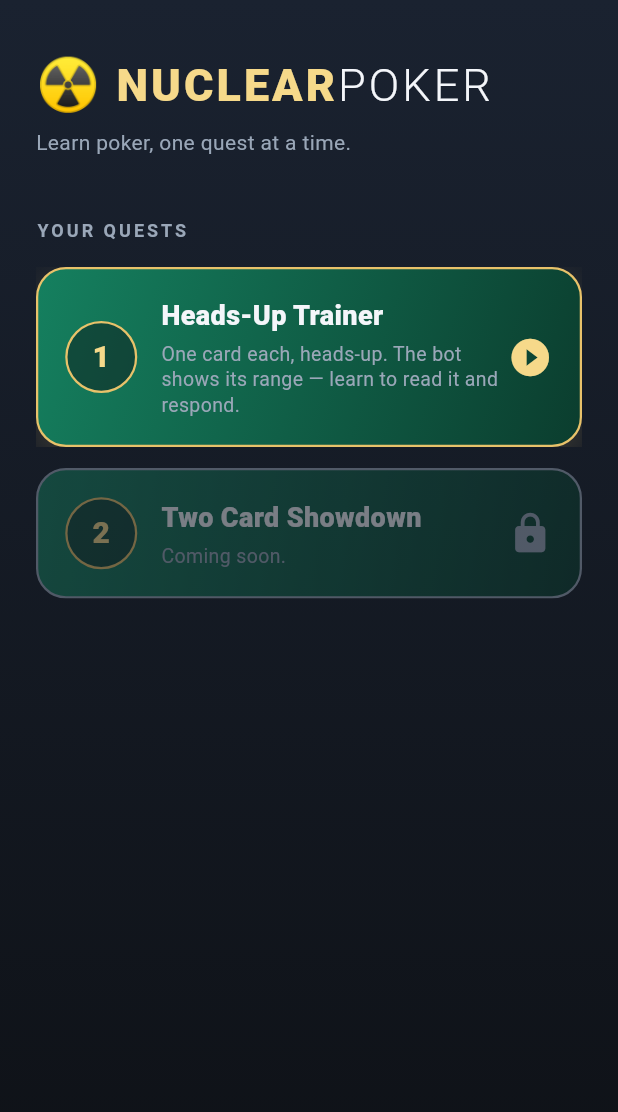
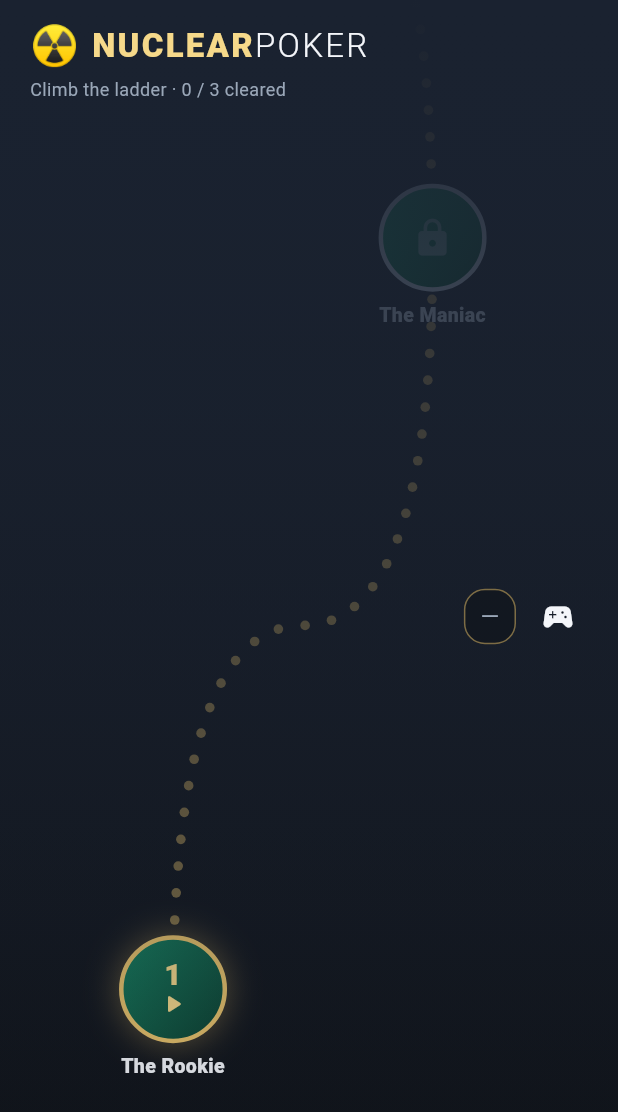
Before and after one commit to codin-shmodin/NuclearPoker, a Flutter app: the screen it shows after launch, on a phone screen of 412 x 824 dp. Shown: the top 1112 px of the screen. Run offline on Flutter 3.47's test engine with Material 3 defaults, Android fonts, the phone set to English and light mode, and no system bars; drawn by our look-alikes of flutter_animate; our stand-ins replace shared_preferences.

Commit message:
Adventure map: level graphics + unlock progression
Implements docs/adventure-map.md: a Candy-Crush-style level map that
replaces HomeScreen as the app entry.

- LevelDef + kLevels (3 levels → Rocky/Vex/Sage), pure-Dart LevelProgress
  with derived locked/unlocked/completed states.
- ProgressStore interface + shared_preferences impl (Firebase swappable
  behind the same interface later).
- AdventureMapScreen: scrollable map, dotted CustomPaint trail, gold node
  badges (locked/unlocked/completed), pinned HUD + reward tray, unlock
  pop+shimmer and reward-burst animations. Placeholder art by normalized
  coords so real assets slot in with no structural change.
- HeadsUpScreen parameterized with levelTitle + startingStack; busting the
  bot pops a win result that marks the level complete and unlocks the next.
- BotPickerScreen kept as free-play (HUD button). Unit + widget tests.

Co-Authored-By: Claude Opus 4.8 (1M context) <noreply@anthropic.com>

```diff
--- a/lib/app.dart
+++ b/lib/app.dart
@@ -1,6 +1,6 @@
 import 'package:flutter/material.dart';
 
-import 'home/home_screen.dart';
+import 'features/adventure_map/adventure_map_screen.dart';
 import 'theme/app_theme.dart';
 
 class NuclearPokerApp extends StatelessWidget {
@@ -12,7 +12,7 @@ class NuclearPokerApp extends StatelessWidget {
       title: 'NuclearPoker',
       debugShowCheckedModeBanner: false,
       theme: AppTheme.dark,
-      home: const HomeScreen(),
+      home: const AdventureMapScreen(),
     );
   }
 }
--- /dev/null
+++ b/lib/features/adventure_map/adventure_map_screen.dart
@@ -0,0 +1,487 @@
+import 'package:flutter/material.dart';
+import 'package:flutter_animate/flutter_animate.dart';
+
+import '../../theme/app_colors.dart';
+import '../headsup_trainer/bot_picker_screen.dart';
+import '../headsup_trainer/headsup_screen.dart';
+import 'level.dart';
+import 'progress_store.dart';
+
+/// The Candy-Crush-style level map — the app's home screen. A scrolling path of
+/// nodes, one per [LevelDef]; beating a level (busting its bot) unlocks the next.
+/// Art is placeholder (gradient + dotted trail + gold badges); the layout
+/// positions everything by normalized coordinates so real art slots into the
+/// same frame later with no structural change. See docs/adventure-map.md.
+class AdventureMapScreen extends StatefulWidget {
+  const AdventureMapScreen({super.key, this.store});
+
+  /// Injectable for tests; defaults to the on-device prefs store.
+  final ProgressStore? store;
+
+  @override
+  State<AdventureMapScreen> createState() => _AdventureMapScreenState();
+}
+
+class _AdventureMapScreenState extends State<AdventureMapScreen> {
+  late final ProgressStore _store = widget.store ?? SharedPrefsProgressStore();
+  final ScrollController _scroll = ScrollController();
+
+  LevelProgress _progress = const LevelProgress.empty();
+  bool _loading = true;
+
+  /// A level that just flipped locked→unlocked, to pop+glow once.
+  int? _justUnlockedId;
+
+  /// A reward burst to play over the map after a first clear.
+  String? _rewardBurst;
+
+  @override
+  void initState() {
+    super.initState();
+    _load();
+  }
+
+  @override
+  void dispose() {
+    _scroll.dispose();
+    super.dispose();
+  }
+
+  Future<void> _load() async {
+    final progress = await _store.load();
+    if (!mounted) return;
+    setState(() {
+      _progress = progress;
+      _loading = false;
+    });
+    // Start the view at the bottom — the journey begins at level 1.
+    WidgetsBinding.instance.addPostFrameCallback((_) {
+      if (_scroll.hasClients) {
+        _scroll.jumpTo(_scroll.position.maxScrollExtent);
+      }
+    });
+  }
+
+  Future<void> _launchLevel(LevelDef level) async {
+    final wasCompleted = _progress.isCompleted(level.id);
+    final won = await Navigator.of(context).push<bool>(
+      MaterialPageRoute<bool>(
+        builder: (_) => HeadsUpScreen(
+          profile: botProfileFor(level.botProfileId),
+          startingStack: level.startingStack,
+          levelTitle: level.title,
+        ),
+      ),
+    );
+    if (!mounted) return;
+    // Reward + unlock only fire on the *first* clear (replays are rewardless).
+    if (won == true && !wasCompleted) {
+      await _store.markComplete(level.id);
+      final updated = await _store.load();
+      if (!mounted) return;
+      final nextId = level.id + 1;
+      final hasNext = kLevels.any((l) => l.id == nextId);
+      setState(() {
+        _progress = updated;
+        _justUnlockedId = hasNext ? nextId : null;
+        _rewardBurst = level.rewardId;
+      });
+    }
+  }
+
+  @override
+  Widget build(BuildContext context) {
+    return Scaffold(
+      body: Container(
+        decoration: const BoxDecoration(
+          gradient: LinearGradient(
+            begin: Alignment.topCenter,
+            end: Alignment.bottomCenter,
+            colors: [AppColors.backgroundTop, AppColors.background],
+          ),
+        ),
+        child: SafeArea(
+          child: _loading
+              ? const Center(
+                  child: CircularProgressIndicator(color: AppColors.gold))
+              : Stack(
+                  children: [
+                    _buildMap(),
+                    _Hud(
+                      completed: _progress.completedLevelIds.length,
+                      total: kLevels.length,
+                      rewards: [
+                        for (final l in kLevels)
+                          if (_progress.isCompleted(l.id)) l.rewardId,
+                      ],
+                      onPractice: () => Navigator.of(context).push(
+                        MaterialPageRoute<void>(
+                          builder: (_) => const BotPickerScreen(),
+                        ),
+                      ),
+                    ),
+                    if (_rewardBurst != null) _rewardBurstOverlay(_rewardBurst!),
+                  ],
+                ),
+        ),
+      ),
+    );
+  }
+
+  Widget _buildMap() {
+    return LayoutBuilder(
+      builder: (context, constraints) {
+        final w = constraints.maxWidth;
+        // Taller than the screen so the path feels like a journey to scroll up.
+        final h = (constraints.maxHeight * 1.9).clamp(720.0, double.infinity);
+        return SingleChildScrollView(
+          controller: _scroll,
+          child: SizedBox(
+            width: w,
+            height: h,
+            child: Stack(
+              children: [
+                Positioned.fill(
+                  child: CustomPaint(
+                    painter: _TrailPainter(
+                      [for (final l in kLevels) l.mapPosition],
+                    ),
+                  ),
+                ),
+                for (final level in kLevels)
+                  _positionedNode(level, Size(w, h)),
+              ],
+            ),
+          ),
+        );
+      },
+    );
+  }
+
+  Widget _positionedNode(LevelDef level, Size map) {
+    const nodeW = 132.0;
+    final cx = level.mapPosition.dx * map.width;
+    final cy = level.mapPosition.dy * map.height;
+    final status = _progress.statusOf(level.id);
+    return Positioned(
+      left: cx - nodeW / 2,
+      top: cy - 44,
+      width: nodeW,
+      child: _LevelNode(
+        level: level,
+        status: status,
+        justUnlocked: _justUnlockedId == level.id,
+        onTap: status == LevelStatus.locked ? null : () => _launchLevel(level),
+      ),
+    );
+  }
+
+  Widget _rewardBurstOverlay(String reward) {
+    return Positioned.fill(
+      child: IgnorePointer(
+        child: Center(
+          child: Text(reward, style: const TextStyle(fontSize: 96))
+              .animate(
+                onComplete: (_) {
+                  if (mounted) setState(() => _rewardBurst = null);
+                },
+              )
+              .scale(
+                begin: const Offset(0.2, 0.2),
+                end: const Offset(1.3, 1.3),
+                duration: 500.ms,
+                curve: Curves.easeOutBack,
+              )
+              .fadeIn(duration: 200.ms)
+              .then(delay: 350.ms)
+              .moveY(begin: 0, end: -160, duration: 600.ms, curve: Curves.easeIn)
+              .fadeOut(duration: 600.ms),
+        ),
+      ),
+    );
+  }
+}
+
+/// Pinned header: title, progress, and the reward tray. Does not scroll.
+class _Hud extends StatelessWidget {
+  const _Hud({
+    required this.completed,
+    required this.total,
+    required this.rewards,
+    required this.onPractice,
+  });
+
+  final int completed;
+  final int total;
+  final List<String> rewards;
+  final VoidCallback onPractice;
+
+  @override
+  Widget build(BuildContext context) {
+    return Align(
+      alignment: Alignment.topCenter,
+      child: Container(
+        padding: const EdgeInsets.fromLTRB(20, 12, 16, 14),
+        decoration: BoxDecoration(
+          gradient: LinearGradient(
+            begin: Alignment.topCenter,
+            end: Alignment.bottomCenter,
+            colors: [
+              AppColors.backgroundTop,
+              AppColors.backgroundTop.withValues(alpha: 0.0),
+            ],
+          ),
+        ),
+        child: Row(
+          children: [
+            Expanded(
+              child: Column(
+                crossAxisAlignment: CrossAxisAlignment.start,
+                children: [
+                  const Row(
+                    children: [
+                      Text('☢️', style: TextStyle(fontSize: 26)),
+                      SizedBox(width: 8),
+                      Text(
+                        'NUCLEAR',
+                        style: TextStyle(
+                          fontSize: 22,
+                          fontWeight: FontWeight.w900,
+                          letterSpacing: 1.5,
+                          color: AppColors.goldBright,
+                        ),
+                      ),
+                      Text(
+                        'POKER',
+                        style: TextStyle(
+                          fontSize: 22,
+                          fontWeight: FontWeight.w300,
+                          letterSpacing: 1.5,
+                          color: AppColors.textPrimary,
+                        ),
+                      ),
+                    ],
+                  ),
+                  const SizedBox(height: 2),
+                  Text(
+                    'Climb the ladder · $completed / $total cleared',
+                    style: const TextStyle(
+                        color: AppColors.textMuted, fontSize: 12),
+                  ),
+                ],
+              ),
+            ),
+            _RewardTray(rewards: rewards),
+            const SizedBox(width: 4),
+            IconButton(
+              tooltip: 'Free play',
+              onPressed: onPractice,
+              icon: const Icon(Icons.sports_esports,
+                  color: AppColors.textPrimary),
+            ),
+          ],
+        ),
+      ),
+    );
+  }
+}
+
+class _RewardTray extends StatelessWidget {
+  const _RewardTray({required this.rewards});
+
+  final List<String> rewards;
+
+  @override
+  Widget build(BuildContext context) {
+    return Container(
+      padding: const EdgeInsets.symmetric(horizontal: 10, vertical: 6),
+      decoration: BoxDecoration(
+        color: AppColors.background.withValues(alpha: 0.5),
+        borderRadius: BorderRadius.circular(14),
+        border: Border.all(color: AppColors.gold.withValues(alpha: 0.5)),
+      ),
+      child: Row(
+        mainAxisSize: MainAxisSize.min,
+        children: [
+          if (rewards.isEmpty)
+            const Text('—',
+                style: TextStyle(color: AppColors.textMuted, fontSize: 16))
+          else
+            for (final r in rewards) ...[
+              Text(r, style: const TextStyle(fontSize: 18)),
+              const SizedBox(width: 2),
+            ],
+        ],
+      ),
+    );
+  }
+}
+
+/// A single tappable level node. Three looks: locked (dimmed + padlock),
+/// unlocked (gold glow + play), completed (green check + reward).
+class _LevelNode extends StatelessWidget {
+  const _LevelNode({
+    required this.level,
+    required this.status,
+    required this.justUnlocked,
+    required this.onTap,
+  });
+
+  final LevelDef level;
+  final LevelStatus status;
+  final bool justUnlocked;
+  final VoidCallback? onTap;
+
+  @override
+  Widget build(BuildContext context) {
+    final node = Column(
+      mainAxisSize: MainAxisSize.min,
+      children: [
+        _badge(),
+        const SizedBox(height: 6),
+        Text(
+          level.title,
+          textAlign: TextAlign.center,
+          maxLines: 2,
+          overflow: TextOverflow.ellipsis,
+          style: TextStyle(
+            fontSize: 13,
+            fontWeight: FontWeight.w800,
+            color: status == LevelStatus.locked
+                ? AppColors.textMuted
+                : AppColors.textPrimary,
+          ),
+        ),
+      ],
+    );
+
+    final tappable = Material(
+      color: Colors.transparent,
+      child: InkWell(
+        borderRadius: BorderRadius.circular(44),
+        onTap: onTap,
+        child: node,
+      ),
+    );
+
+    if (justUnlocked) {
+      return tappable
+          .animate()
+          .scaleXY(begin: 0.6, end: 1, duration: 500.ms, curve: Curves.easeOutBack)
+          .shimmer(delay: 200.ms, duration: 900.ms, color: AppColors.goldBright);
+    }
+    return tappable;
+  }
+
+  Widget _badge() {
+    final locked = status == LevelStatus.locked;
+    final completed = status == LevelStatus.completed;
+    final borderColor = locked
+        ? AppColors.textMuted
+        : completed
+            ? AppColors.win
+            : AppColors.gold;
+    return Container(
+      width: 72,
+      height: 72,
+      alignment: Alignment.center,
+      decoration: BoxDecoration(
+        shape: BoxShape.circle,
+        gradient: const LinearGradient(
+          colors: [AppColors.feltLight, AppColors.feltDark],
+          begin: Alignment.topLeft,
+          end: Alignment.bottomRight,
+        ),
+        border: Border.all(color: borderColor, width: 3),
+        boxShadow: locked
+            ? null
+            : [
+                BoxShadow(
+                  color: (completed ? AppColors.win : AppColors.gold)
+                      .withValues(alpha: 0.35),
+                  blurRadius: 18,
+                  spreadRadius: 1,
+                ),
+              ],
+      ),
+      child: Opacity(
+        opacity: locked ? 0.55 : 1,
+        child: _badgeContent(locked, completed),
+      ),
+    );
+  }
+
+  Widget _badgeContent(bool locked, bool completed) {
+    if (locked) {
+      return const Icon(Icons.lock, color: AppColors.textMuted, size: 28);
+    }
+    if (completed) {
+      return Column(
+        mainAxisSize: MainAxisSize.min,
+        children: [
+          const Icon(Icons.check_circle, color: AppColors.win, size: 26),
+          Text(level.rewardId, style: const TextStyle(fontSize: 16)),
+        ],
+      );
+    }
+    // Unlocked, not yet cleared.
+    return Column(
+      mainAxisSize: MainAxisSize.min,
+      children: [
+        Text(
+          '${level.id}',
+          style: const TextStyle(
+            fontSize: 20,
+            fontWeight: FontWeight.w900,
+            color: AppColors.goldBright,
+            height: 1,
+          ),
+        ),
+        const Icon(Icons.play_arrow_rounded,
+            color: AppColors.goldBright, size: 20),
+      ],
+    );
+  }
+}
+
+/// The dotted gold trail connecting the level nodes, drawn through their
+/// normalized centers in id order. Baked into real background art later.
+class _TrailPainter extends CustomPainter {
+  _TrailPainter(this.normalizedPoints);
+
+  final List<Offset> normalizedPoints;
+
+  @override
+  void paint(Canvas canvas, Size size) {
+    if (normalizedPoints.length < 2) return;
+    final pts = [
+      for (final p in normalizedPoints)
+        Offset(p.dx * size.width, p.dy * size.height),
+    ];
+
+    final path = Path()..moveTo(pts.first.dx, pts.first.dy);
+    for (var i = 0; i < pts.length - 1; i++) {
+      final a = pts[i];
+      final b = pts[i + 1];
+      final mid = Offset((a.dx + b.dx) / 2, (a.dy + b.dy) / 2);
+      path.quadraticBezierTo(a.dx, mid.dy, mid.dx, mid.dy);
+      path.quadraticBezierTo(b.dx, mid.dy, b.dx, b.dy);
+    }
+
+    final dot = Paint()
+      ..color = AppColors.gold.withValues(alpha: 0.5)
+      ..style = PaintingStyle.fill;
+    for (final metric in path.computeMetrics()) {
+      var d = 0.0;
+      while (d < metric.length) {
+        final tan = metric.getTangentForOffset(d);
+        if (tan != null) canvas.drawCircle(tan.position, 3.2, dot);
+        d += 18;
+      }
+    }
+  }
+
+  @override
+  bool shouldRepaint(_TrailPainter oldDelegate) =>
+      oldDelegate.normalizedPoints != normalizedPoints;
+}
--- /dev/null
+++ b/lib/features/adventure_map/level.dart
@@ -0,0 +1,102 @@
+import 'package:flutter/painting.dart' show Offset;
+
+import '../../engine/players/bot_profile.dart';
+
+/// One level = one heads-up match against one bot you have to bust. A [LevelDef]
+/// is just a named pairing of (a [BotProfile], a little table config) plus the
+/// map metadata (where the node sits on the path, its title, its reward). The
+/// const [kLevels] list below is the single source of truth for the ladder —
+/// adding a level is adding one entry. See docs/adventure-map.md.
+class LevelDef {
+  const LevelDef({
+    required this.id,
+    required this.title,
+    required this.botProfileId,
+    required this.rewardId,
+    required this.mapPosition,
+    this.startingStack = 50,
+  });
+
+  /// 1..N, also draw order along the path.
+  final int id;
+
+  /// Display name on the map node and in the trainer top bar.
+  final String title;
+
+  /// Resolves to a [BotProfile] via [botProfileFor].
+  final String botProfileId;
+
+  /// The particle/material dropped on first clear. Emoji placeholder for now;
+  /// becomes a themed asset later (see docs/expansion-plans.md §2).
+  final String rewardId;
+
+  /// Normalized 0..1 position on the map background (x, y), where (0,0) is the
+  /// top-left and (1,1) the bottom-right of the scrollable map canvas.
+  final Offset mapPosition;
+
+  /// Table config: the stack each player starts with.
+  final int startingStack;
+}
+
+/// The single source of truth for the ladder. The first three levels reuse the
+/// three existing bot personalities (Rocky → Vex → Sage), roughly in difficulty
+/// order. Positions snake bottom→top so the path reads as a climb.
+const List<LevelDef> kLevels = [
+  LevelDef(
+    id: 1,
+    title: 'The Rookie',
+    botProfileId: 'rock',
+    rewardId: '⚛️',
+    mapPosition: Offset(0.28, 0.90),
+  ),
+  LevelDef(
+    id: 2,
+    title: 'The Maniac',
+    botProfileId: 'maniac',
+    rewardId: '⚪',
+    mapPosition: Offset(0.70, 0.58),
+  ),
+  LevelDef(
+    id: 3,
+    title: 'The Shark',
+    botProfileId: 'pro',
+    rewardId: '🔶',
+    mapPosition: Offset(0.34, 0.24),
+  ),
+];
+
+/// Resolve a [LevelDef.botProfileId] to its [BotProfile].
+BotProfile botProfileFor(String id) =>
+    BotProfile.all.firstWhere((p) => p.id == id);
+
+/// The state of a level on the map.
+enum LevelStatus { locked, unlocked, completed }
+
+/// The player's progress: just the set of beaten level ids. Locked/unlocked is
+/// *derived* from this (a level is unlocked if it's the first or the previous
+/// one is completed), so there is one fact to persist and no way for the two to
+/// disagree. Pure Dart — no Flutter, no I/O — so it's directly unit-testable.
+class LevelProgress {
+  const LevelProgress(this.completedLevelIds);
+
+  const LevelProgress.empty() : completedLevelIds = const {};
+
+  final Set<int> completedLevelIds;
+
+  bool isCompleted(int id) => completedLevelIds.contains(id);
+
+  /// A level is unlocked if it's the first (id <= 1) or the previous level is
+  /// completed. Linear ladder for now; becomes a prerequisite map when levels
+  /// branch (see docs/adventure-map.md §2.2).
+  bool isUnlocked(int id) => id <= 1 || completedLevelIds.contains(id - 1);
+
+  LevelStatus statusOf(int id) {
+    if (isCompleted(id)) return LevelStatus.completed;
+    if (isUnlocked(id)) return LevelStatus.unlocked;
+    return LevelStatus.locked;
+  }
+
+  /// A copy with [id] added to the completed set.
+  LevelProgress withCompleted(int id) =>
+      LevelProgress({...completedLevelIds, id});
+}
--- a/pubspec.yaml
+++ b/pubspec.yaml
@@ -13,6 +13,7 @@ dependencies:
     sdk: flutter
   cupertino_icons: ^1.0.6
   flutter_animate: ^4.5.0
+  shared_preferences: ^2.2.0
 
 dev_dependencies:
   flutter_test:
```
Also changed, not shown: lib/features/adventure_map/progress_store.dart (added, +35 -0 lines), lib/features/headsup_trainer/headsup_controller.dart (+9 -7 lines), lib/features/headsup_trainer/headsup_screen.dart (+54 -10 lines), 2 other files.
